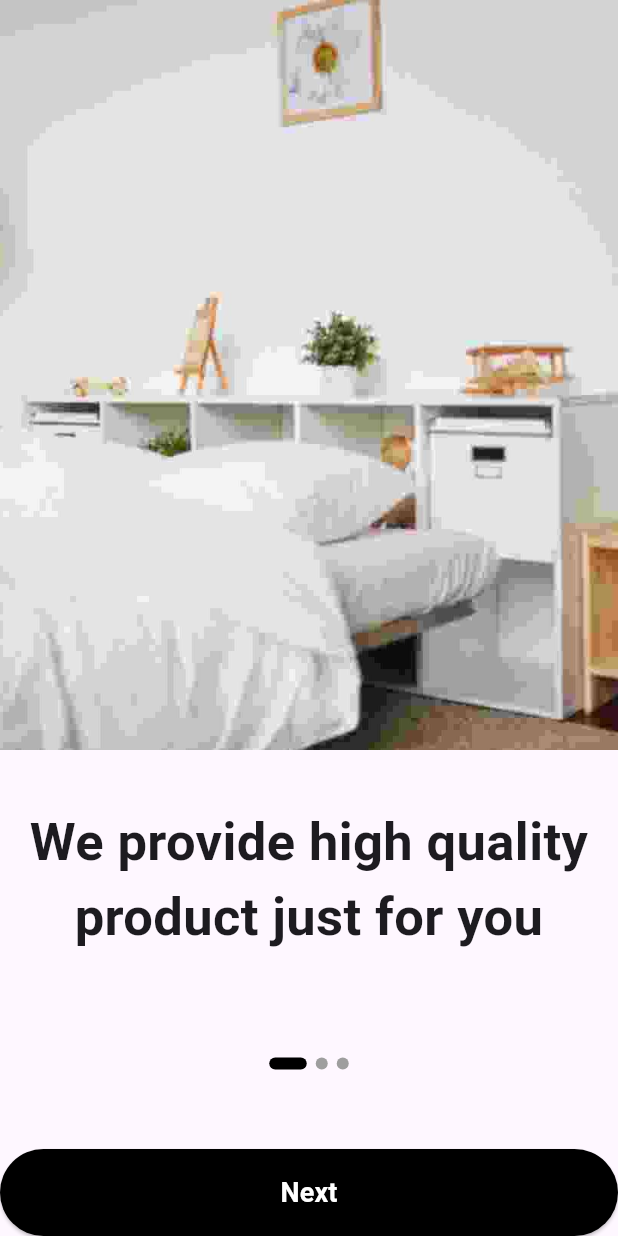
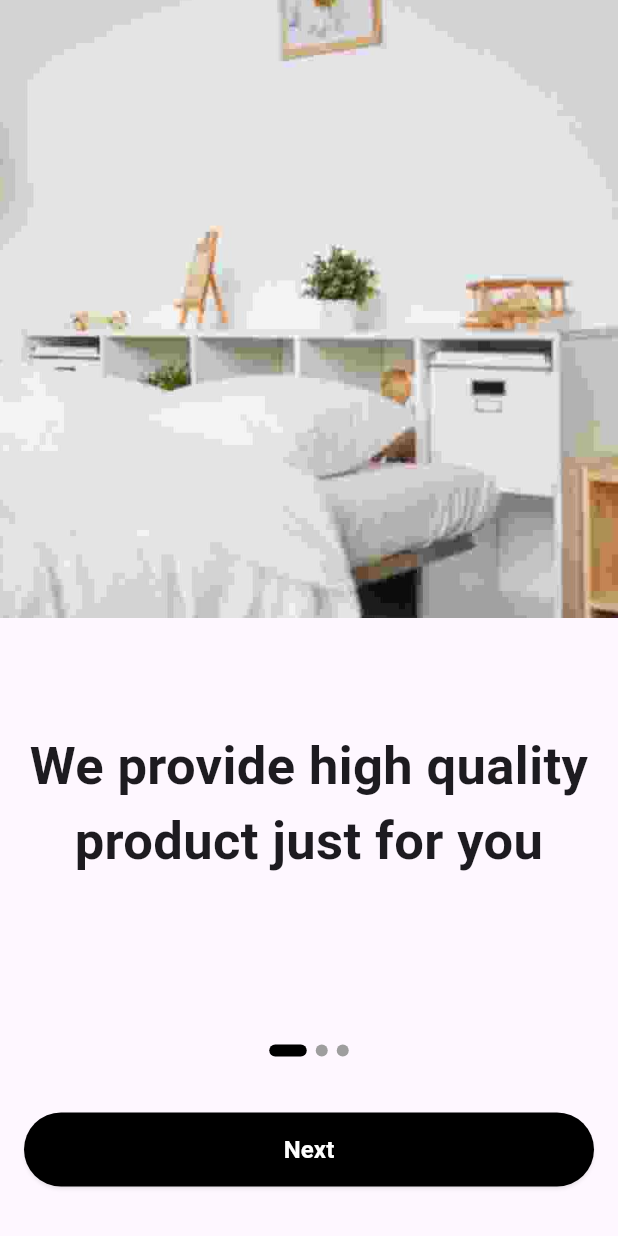
Before and after one commit to Lokeshpawalia/Funica_flutter, a Flutter app: the screen it shows after launch, on a phone screen of 412 x 824 dp. Run offline on Flutter 3.47's test engine with Material 3 defaults, Android fonts, the phone set to English and light mode, and no system bars; our stand-ins replace loading_animation_widget, sign_in_button.

Commit message:
Funica commit change

```diff
--- a/lib/modules/account_creation/create_account.dart
+++ b/lib/modules/account_creation/create_account.dart
@@ -43,7 +43,7 @@ class _CreateAccountState extends State<CreateAccount> {
           padding: const EdgeInsets.all(16.0),
           child: Column(mainAxisAlignment: MainAxisAlignment.center, children: [
             Center(
-              child: Container(
+              child: SizedBox(
                 height: 100,
                 width: 100,
                 child: Image.asset('images/icon.png', fit: BoxFit.fill),
--- a/lib/modules/account_creation/let_you_in.dart
+++ b/lib/modules/account_creation/let_you_in.dart
@@ -27,7 +27,7 @@ class _LetYouInState extends State<LetYouIn> {
           children: [
             // Logo
             Center(
-              child: Container(
+              child: SizedBox(
                 height: 100,
                 width: 100,
                 child: Image.asset('images/icon.png', fit: BoxFit.fill),
--- a/lib/modules/account_login/login_account.dart
+++ b/lib/modules/account_login/login_account.dart
@@ -1,5 +1,4 @@
 import 'package:flutter/material.dart';
-import 'package:sign_in_button/sign_in_button.dart';
 
 import '../account_creation/create_account.dart';
 
@@ -44,7 +43,7 @@ class _LoginAccountState extends State<LoginAccount> {
           padding: const EdgeInsets.all(16.0),
           child: Column(mainAxisAlignment: MainAxisAlignment.center, children: [
             Center(
-              child: Container(
+              child: SizedBox(
                 height: 100,
                 width: 100,
                 child: Image.asset('images/icon.png', fit: BoxFit.fill),
--- a/lib/modules/auth/views/splash_screen/home_second.dart
+++ b/lib/modules/auth/views/splash_screen/home_second.dart
@@ -1,4 +1,5 @@
 import 'package:flutter/material.dart';
+import 'package:funica/modules/widgets/custom_widgets.dart';
 
 import '../../../account_creation/let_you_in.dart'; // Import LetYouIn page
 
@@ -43,27 +44,39 @@ class _HomeSecondState extends State<HomeSecond> {
 
   @override
   Widget build(BuildContext context) {
+    double screenheight = MediaQuery.of(context).size.height;
+
     return Scaffold(
       body: Column(
         children: [
-          Image.asset(
+          Container(
+            height: screenheight * 0.5,
+            child: Image.asset(
               contentList[currentIndex]['image']!,
               height: 500,
               width: double.infinity,
               fit: BoxFit.cover,
             ),
-          SizedBox(height: 20),
-          Padding(
+          ),
+
+          Container(
+            height: screenheight * 0.3,
+            child: Padding(
               padding: const EdgeInsets.all(16.0),
+              child: Center(
                 child: Text(
                   contentList[currentIndex]['text']!,
                   style: TextStyle(fontSize: 35, fontWeight: FontWeight.bold),
                   textAlign: TextAlign.center,
                 ),
               ),
-          Spacer(),
+            ),
+          ),
+
           // Dots Indicator
-          Row(
+          Container(
+            height: screenheight * 0.1,
+            child: Row(
               mainAxisAlignment: MainAxisAlignment.center,
               children: List.generate(
                 contentList.length,
@@ -79,25 +92,16 @@ class _HomeSecondState extends State<HomeSecond> {
                 ),
               ),
             ),
-          Spacer(),
-          SizedBox(
-            width: double.infinity,
-            child: ElevatedButton(
-              onPressed: nextContent,
-              style: ElevatedButton.styleFrom(
-                backgroundColor: Colors.black,
-                padding: EdgeInsets.symmetric(vertical: 16),
-                shape: RoundedRectangleBorder(
-                  borderRadius: BorderRadius.circular(30),
           ),
-              ),
-              child: Text(
-                currentIndex == contentList.length - 1 ? 'Get Started' : 'Next',
-                style: TextStyle(
-                    fontSize: 18,
-                    fontWeight: FontWeight.bold,
-                    color: Colors.white),
-              ),
+
+          Container(
+            padding: EdgeInsets.symmetric(horizontal: 16),
+            height: screenheight * 0.06,
+            child: CustomButton(
+              btName: currentIndex == contentList.length - 1
+                  ? 'Get Started'
+                  : 'Next',
+              callback: nextContent,
             ),
           ),
         ],
@@ -105,3 +109,24 @@ class _HomeSecondState extends State<HomeSecond> {
     );
   }
 }
+
+//SizedBox(
+//   width: double.infinity,
+//   child: ElevatedButton(
+//     onPressed: nextContent,
+//     style: ElevatedButton.styleFrom(
+//       backgroundColor: Colors.black,
+//       padding: EdgeInsets.symmetric(vertical: 16),
+//       shape: RoundedRectangleBorder(
+//         borderRadius: BorderRadius.circular(30),
+//       ),
+//     ),
+//     child: Text(
+//       currentIndex == contentList.length - 1 ? 'Get Started' : 'Next',
+//       style: TextStyle(
+//           fontSize: 18,
+//           fontWeight: FontWeight.bold,
+//           color: Colors.white),
+//     ),
+//   ),
+// ),
--- a/lib/modules/auth/views/splash_screen/splash_screen.dart
+++ b/lib/modules/auth/views/splash_screen/splash_screen.dart
@@ -49,7 +49,7 @@ class _SplashScreenState extends State<SplashScreen> {
                 child: Row(
                   mainAxisAlignment: MainAxisAlignment.center,
                   children: [
-                    Container(
+                    SizedBox(
                       height: 100,
                       width: 100,
                       child: Image.asset(
--- a/lib/modules/widgets/custom_widgets.dart
+++ b/lib/modules/widgets/custom_widgets.dart
@@ -0,0 +1,61 @@
+import 'package:flutter/material.dart';
+
+class CustomButton extends StatelessWidget {
+  const CustomButton(
+      {super.key,
+      required this.btName,
+      this.icon,
+      this.bgColor,
+      this.callback});
+
+  final String btName;
+
+  final Icon? icon;
+
+  final Color? bgColor;
+
+  final VoidCallback? callback;
+
+  @override
+  Widget build(BuildContext context) {
+    return SizedBox(
+      width: 400,
+      height: 50,
+      child: ElevatedButton(
+        onPressed: () {
+          callback!();
+        },
+        style: ElevatedButton.styleFrom(
+            backgroundColor: Colors.black,
+            shadowColor: Colors.black38,
+            shape: RoundedRectangleBorder(
+              borderRadius: BorderRadius.circular(36),
+            )),
+        child: icon != null
+            ? Row(
+                mainAxisAlignment: MainAxisAlignment.center,
+                children: [
+                  icon!,
+                  Container(
+                    width: 12,
+                  ),
+                  Text(
+                    btName,
+                    style: TextStyle(
+                        color: Colors.white,
+                        fontSize: 16,
+                        fontWeight: FontWeight.bold),
+                  )
+                ],
+              )
+            : Text(
+                btName,
+                style: TextStyle(
+                    color: Colors.white,
+                    fontSize: 16,
+                    fontWeight: FontWeight.bold),
+              ),
+      ),
+    );
+  }
+}
```
Lines whose indentation alone changed are shown as unchanged.
